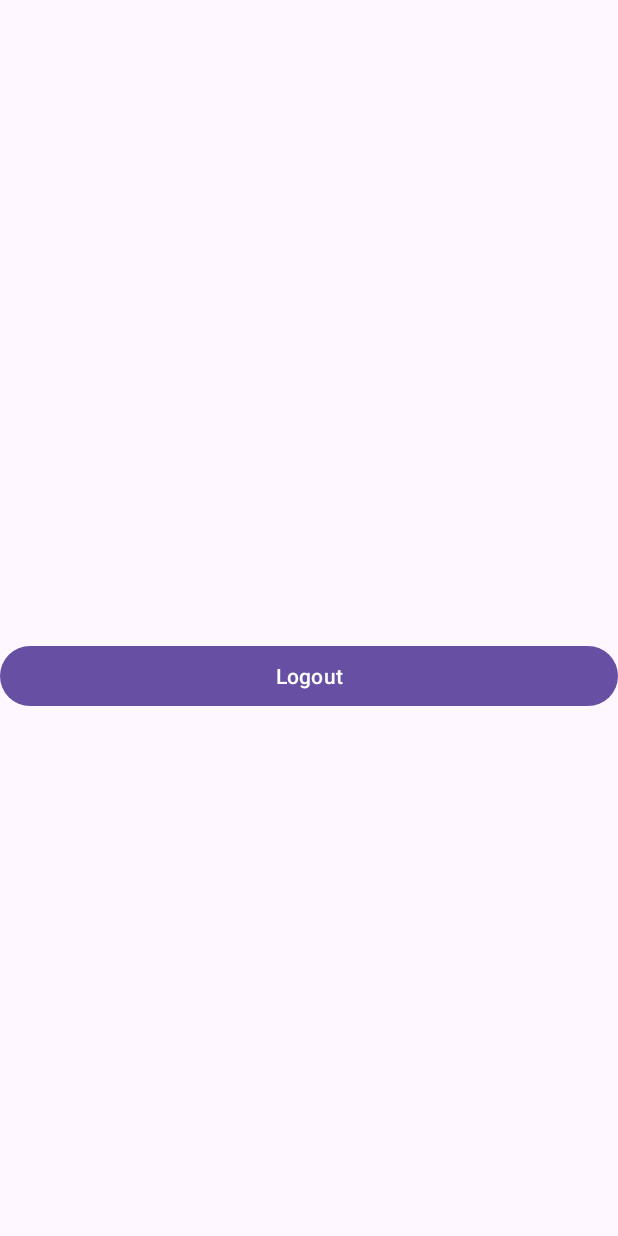
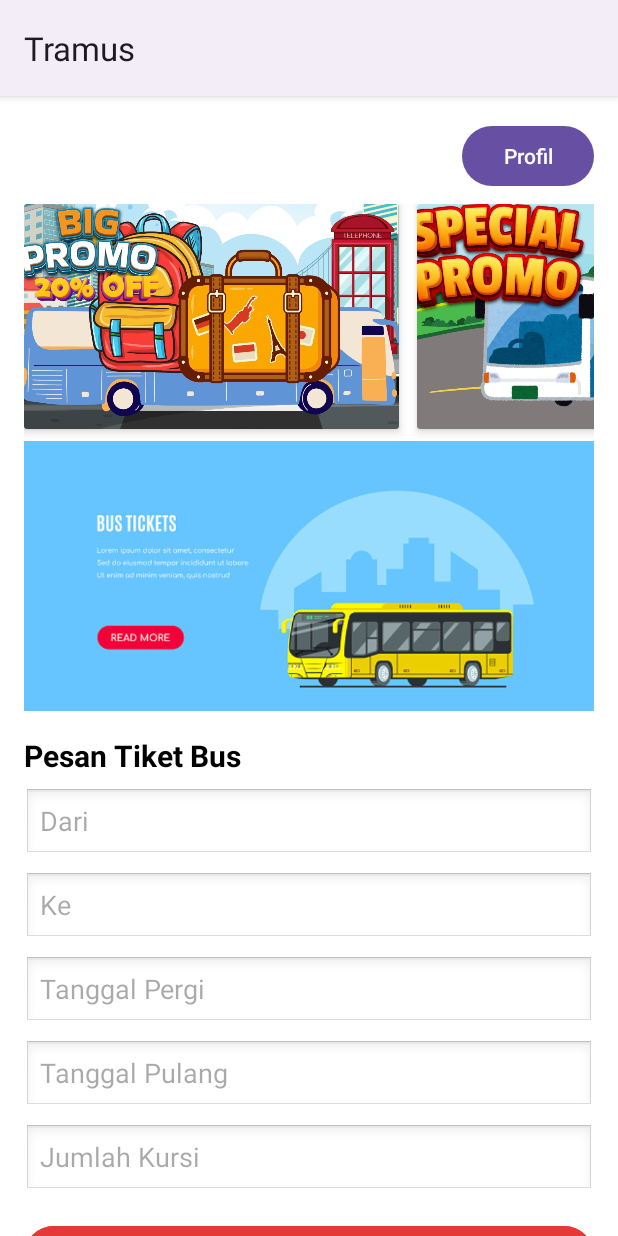
Before and after one commit to Sikon-hash/Project-UAS-Mobile-2, an Android app built with Jetpack Compose: the screen it shows after launch once a user with an empty profile is signed in (MainActivity before the commit, HomeActivity after it), on a phone screen of 412 x 824 dp. Run offline under Robolectric (Android 15) with nearby library versions, the light colour scheme and no system bars; our stand-ins replace Firebase (no records; nobody signed in at launch, a user with empty details on screens opened directly).

Commit message:
Penambahan Profile

```diff
--- a/app/src/main/AndroidManifest.xml
+++ b/app/src/main/AndroidManifest.xml
@@ -14,6 +14,9 @@
         android:supportsRtl="true"
         android:theme="@style/Theme.Material3.Light"
         tools:targetApi="31">
+        <activity
+            android:name=".ProfileActivity"
+            android:exported="false" />
         <activity android:name=".HomeActivity" />
         <activity android:name=".JadwalBusActivity" />
         <activity
--- a/app/src/main/java/com/uas/mobileuas/HomeActivity.java
+++ b/app/src/main/java/com/uas/mobileuas/HomeActivity.java
@@ -8,6 +8,8 @@ import android.widget.Button;
 import android.widget.DatePicker;
 import android.widget.EditText;
 import android.widget.Toast;
+import android.content.Intent;
+import android.widget.Button;
 
 import androidx.appcompat.app.AppCompatActivity;
 
@@ -15,7 +17,7 @@ import java.util.Calendar;
 
 public class HomeActivity extends AppCompatActivity {
 
-    EditText etDari, etKe, etTanggalPergi, etTanggalPulang;
+    EditText etDari, etKe, etTanggalPergi, etTanggalPulang, etJumlahKursi;
     Button btnCariBus, btnPesanSekarang;
 
     @Override
@@ -27,11 +29,19 @@ public class HomeActivity extends AppCompatActivity {
         etKe = findViewById(R.id.etKe);
         etTanggalPergi = findViewById(R.id.etTanggalPergi);
         etTanggalPulang = findViewById(R.id.etTanggalPulang);
+        etJumlahKursi = findViewById(R.id.etJumlahKursi);
         btnCariBus = findViewById(R.id.btnCariBus);
         btnPesanSekarang = findViewById(R.id.btnPesanSekarang);
 
+
         etTanggalPergi.setOnClickListener(v -> showDateDialog(etTanggalPergi));
         etTanggalPulang.setOnClickListener(v -> showDateDialog(etTanggalPulang));
+
+        Button profileButton = findViewById(R.id.btnProfile);
+        profileButton.setOnClickListener(v -> {
+            Intent intent = new Intent(HomeActivity.this, ProfileActivity.class);
+            startActivity(intent);
+        });
 
         btnCariBus.setOnClickListener(new View.OnClickListener() {
             @Override
@@ -39,6 +49,7 @@ public class HomeActivity extends AppCompatActivity {
                 String dari = etDari.getText().toString();
                 String ke = etKe.getText().toString();
                 String tanggal = etTanggalPergi.getText().toString();
+                String kursi = etJumlahKursi.getText().toString();
 
                 if (dari.isEmpty() || ke.isEmpty() || tanggal.isEmpty()) {
                     Toast.makeText(HomeActivity.this, "Lengkapi semua data!", Toast.LENGTH_SHORT).show();
@@ -47,6 +58,7 @@ public class HomeActivity extends AppCompatActivity {
                     intent.putExtra("dari", dari);
                     intent.putExtra("ke", ke);
                     intent.putExtra("tanggal", tanggal);
+                    intent.putExtra("kursi", kursi);
                     startActivity(intent);
                 }
             }
--- a/app/src/main/java/com/uas/mobileuas/JadwalBusActivity.java
+++ b/app/src/main/java/com/uas/mobileuas/JadwalBusActivity.java
@@ -24,6 +24,8 @@ public class JadwalBusActivity extends AppCompatActivity {
         String dari = getIntent().getStringExtra("dari");
         String ke = getIntent().getStringExtra("ke");
         String tanggal = getIntent().getStringExtra("tanggal");
+        String kursi = getIntent().getStringExtra("kursi");
+
 
         TextView tvInfo = findViewById(R.id.tvInfo);
         tvInfo.setText("Hasil untuk: " + dari + " → " + ke + " pada " + tanggal);
--- a/app/src/main/java/com/uas/mobileuas/Login.java
+++ b/app/src/main/java/com/uas/mobileuas/Login.java
@@ -37,7 +37,7 @@ public class Login extends AppCompatActivity {
         super.onStart();
         FirebaseUser currentUser = mAuth.getCurrentUser();
         if(currentUser != null){
-            Intent intent = new Intent(getApplicationContext(),MainActivity.class);
+            Intent intent = new Intent(getApplicationContext(),HomeActivity.class);
             startActivity(intent);
             finish();
         }
--- a/app/src/main/java/com/uas/mobileuas/ProfilActivity.java
+++ /dev/null
@@ -1,4 +0,0 @@
-package com.uas.mobileuas;
-
-public class ProfilActivity {
-}
--- a/app/src/main/res/layout/activity_home.xml
+++ b/app/src/main/res/layout/activity_home.xml
@@ -10,8 +10,82 @@
         android:layout_height="wrap_content"
         android:orientation="vertical"
         android:padding="16dp">
+        <!-- Banner -->
+        <LinearLayout
+            android:layout_width="match_parent"
+            android:layout_height="wrap_content"
+            android:orientation="horizontal"
+            android:gravity="end">
 
-        <!-- Banner -->
+            <Button
+                android:id="@+id/btnProfile"
+                android:layout_width="wrap_content"
+                android:layout_height="wrap_content"
+                android:text="Profil"
+                android:layout_marginBottom="8dp"/>
+        </LinearLayout>
+
+        <HorizontalScrollView
+            android:layout_width="match_parent"
+            android:layout_height="wrap_content"
+            android:fillViewport="true"
+            android:scrollbars="none">
+
+            <LinearLayout
+                android:layout_width="wrap_content"
+                android:layout_height="wrap_content"
+                android:orientation="horizontal">
+
+                <!-- Promo 1 -->
+                <androidx.cardview.widget.CardView
+                    android:layout_width="250dp"
+                    android:layout_height="wrap_content"
+                    android:layout_marginEnd="12dp"
+                    app:cardElevation="4dp"
+                    android:padding="12dp">
+
+                    <ImageView
+                        android:layout_width="match_parent"
+                        android:layout_height="150dp"
+                        android:scaleType="centerCrop"
+                        android:src="@drawable/promo20" />
+                </androidx.cardview.widget.CardView>
+
+                <!-- Promo 2 -->
+                <androidx.cardview.widget.CardView
+                    android:layout_width="250dp"
+                    android:layout_height="wrap_content"
+                    android:layout_marginEnd="12dp"
+                    app:cardElevation="4dp"
+                    android:padding="12dp">
+
+                    <ImageView
+                        android:layout_width="match_parent"
+                        android:layout_height="150dp"
+                        android:scaleType="centerCrop"
+                        android:src="@drawable/promo25" />
+                </androidx.cardview.widget.CardView>
+
+                <!-- Promo 3 -->
+                <androidx.cardview.widget.CardView
+                    android:layout_width="250dp"
+                    android:layout_height="wrap_content"
+                    android:layout_marginEnd="12dp"
+                    android:layout_marginBottom="8dp"
+                    app:cardElevation="4dp"
+                    android:padding="12dp">
+
+                    <ImageView
+                        android:layout_width="match_parent"
+                        android:layout_height="150dp"
+                        android:scaleType="centerCrop"
+                        android:src="@drawable/promo15" />
+                </androidx.cardview.widget.CardView>
+
+            </LinearLayout>
+        </HorizontalScrollView>
+
+
         <ImageView
             android:id="@+id/bannerImage"
             android:layout_width="match_parent"
@@ -63,6 +137,16 @@
             android:focusable="false"
             android:background="@android:drawable/edit_text" />
 
+        <EditText
+            android:id="@+id/etJumlahKursi"
+            android:layout_width="match_parent"
+            android:layout_height="wrap_content"
+            android:hint="Jumlah Kursi"
+            android:inputType="number"
+            android:layout_marginTop="8dp"
+            android:background="@android:drawable/edit_text" />
+
+
         <Button
             android:id="@+id/btnCariBus"
             android:layout_width="match_parent"
@@ -81,63 +165,6 @@
             android:layout_marginTop="16dp"
             android:backgroundTint="#FFA000"
             android:textColor="#FFFFFF" />
+    </LinearLayout>
 
-        <!-- Promo Diskon -->
-        <TextView
-            android:layout_width="wrap_content"
-            android:layout_height="wrap_content"
-            android:text="Promo Spesial"
-            android:textSize="18sp"
-            android:textStyle="bold"
-            android:layout_marginTop="24dp"
-            android:textColor="#000000" />
-
-        <!-- Promo 1 -->
-        <androidx.cardview.widget.CardView
-            android:layout_width="match_parent"
-            android:layout_height="wrap_content"
-            android:layout_marginTop="12dp"
-            app:cardElevation="4dp"
-            android:padding="12dp">
-
-
-        <TextView
-                android:layout_width="wrap_content"
-                android:layout_height="wrap_content"
-                android:text="Diskon 25% + Cashback 20.000\nKode: NEW"
-                android:textSize="16sp" />
-        </androidx.cardview.widget.CardView>
-
-        <!-- Promo 2 -->
-        <androidx.cardview.widget.CardView
-            android:layout_width="match_parent"
-            android:layout_height="wrap_content"
-            android:layout_marginTop="12dp"
-            app:cardElevation="4dp"
-            android:padding="12dp">
-
-            <TextView
-                android:layout_width="wrap_content"
-                android:layout_height="wrap_content"
-                android:text="Diskon 5% + Cashback 10.000\nKode: PAKAILAGI"
-                android:textSize="16sp" />
-        </androidx.cardview.widget.CardView>
-
-        <!-- Promo 3 -->
-        <androidx.cardview.widget.CardView
-            android:layout_width="match_parent"
-            android:layout_height="wrap_content"
-            android:layout_marginTop="12dp"
-            android:layout_marginBottom="24dp"
-            app:cardElevation="4dp"
-            android:padding="12dp">
-
-            <TextView
-                android:layout_width="wrap_content"
-                android:layout_height="wrap_content"
-                android:text="Diskon DAMRI Hingga 8 Juli 2025"
-                android:textSize="16sp" />
-        </androidx.cardview.widget.CardView>
-
-    </LinearLayout>
 </ScrollView>
--- a/app/src/main/res/values/strings.xml
+++ b/app/src/main/res/values/strings.xml
@@ -8,4 +8,5 @@
     <string name="click_to_register">Click to Register</string>
     <string name="hello_world">Hello World</string>
     <string name="logout">Logout</string>
+    <string name="kursi">Kursi</string>
 </resources>
```
Also changed, not shown: app/src/main/java/com/uas/mobileuas/ProfileActivity.java (added, +91 -0 lines), app/src/main/java/com/uas/mobileuas/Register.java (+10 -1 lines), app/src/main/res/layout/activity_profile.xml (added, +62 -0 lines), app/src/main/res/layout/activity_register.xml (+13 -0 lines), app/src/main/res/drawable/promo15.jpg (added), app/src/main/res/drawable/promo20.jpg (added), app/src/main/res/drawable/promo25.jpg (added).
